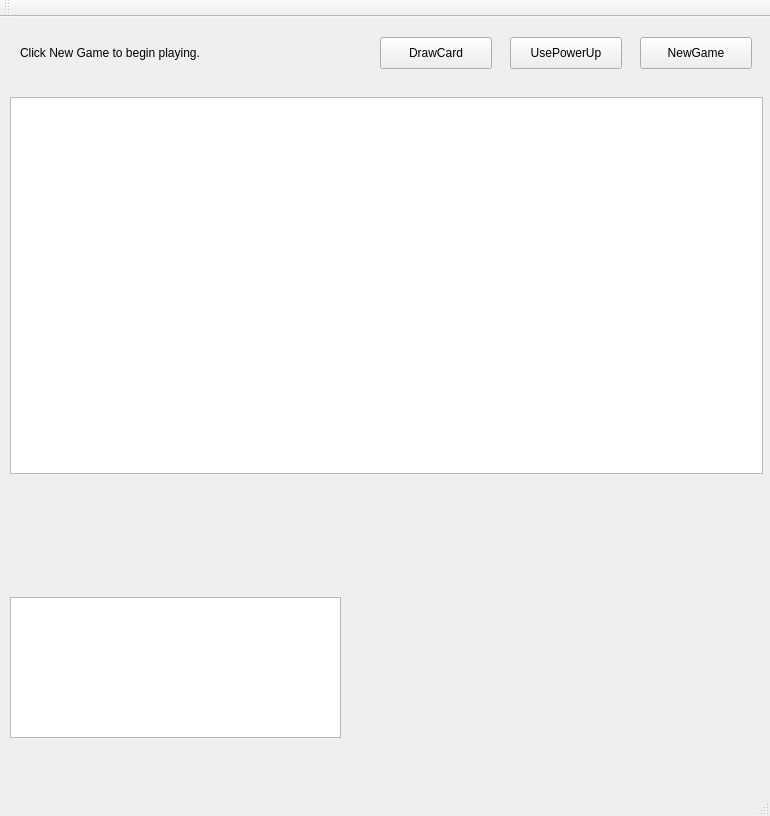
Above: boardwindow.ui from maurawinstanley/candyland before the change. Below: the same form after it.
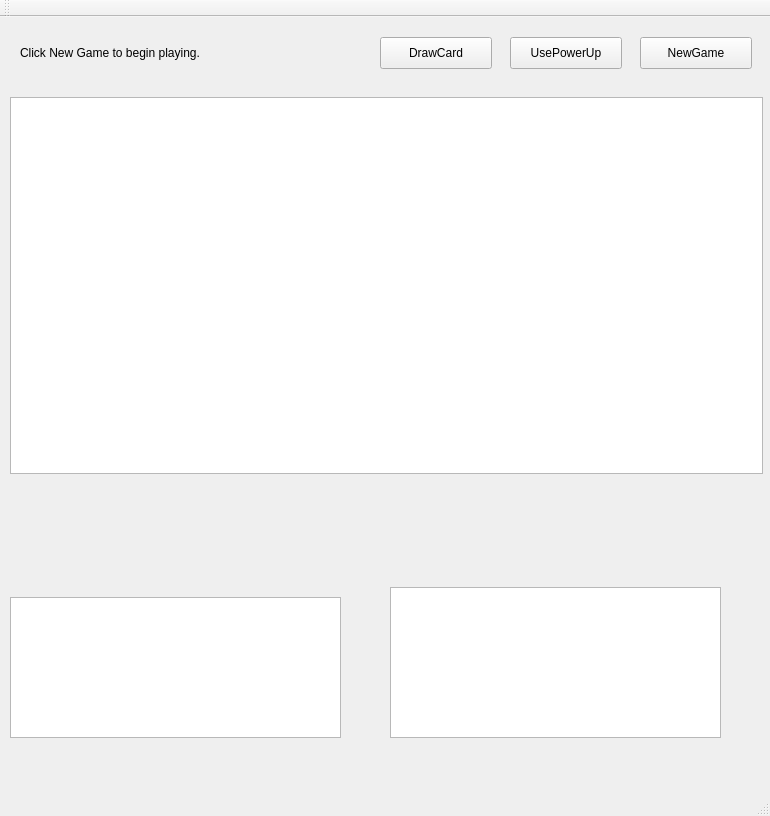
That is the form after the change.

Commit message: Added card display

```diff
--- a/boardwindow.ui
+++ b/boardwindow.ui
@@ -138,6 +138,16 @@
      </rect>
     </property>
    </widget>
+   <widget class="QGraphicsView" name="cardView">
+    <property name="geometry">
+     <rect>
+      <x>390</x>
+      <y>570</y>
+      <width>331</width>
+      <height>151</height>
+     </rect>
+    </property>
+   </widget>
   </widget>
   <widget class="QMenuBar" name="menuBar">
    <property name="geometry">
```
The commit also changes 5 other files.
